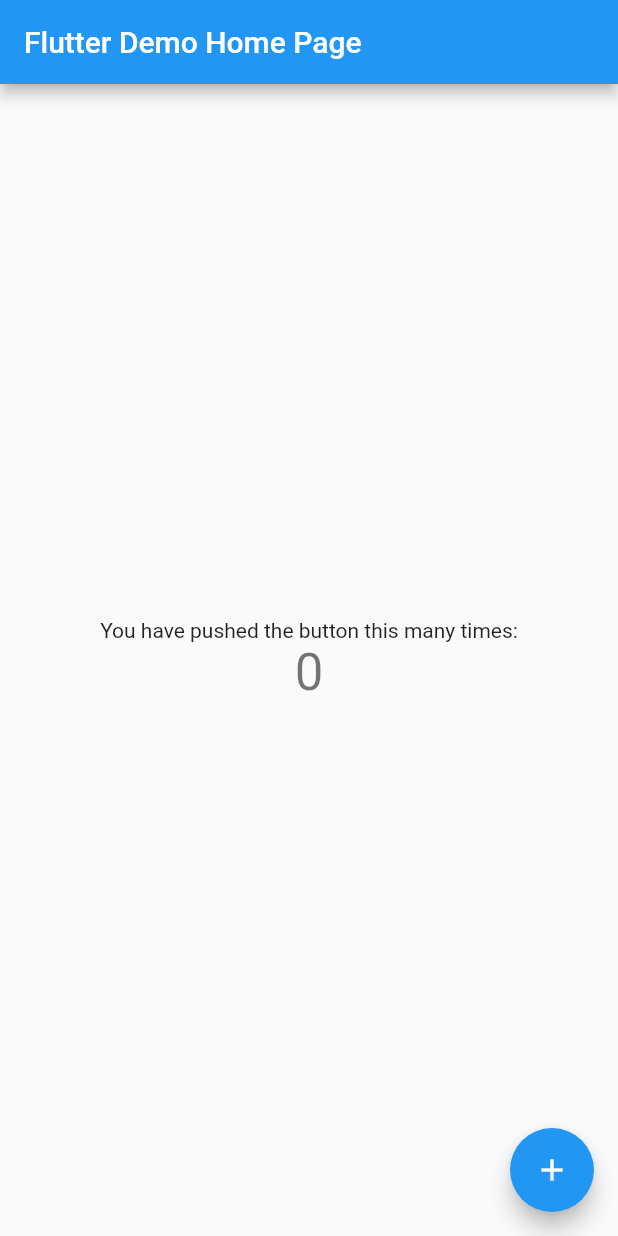
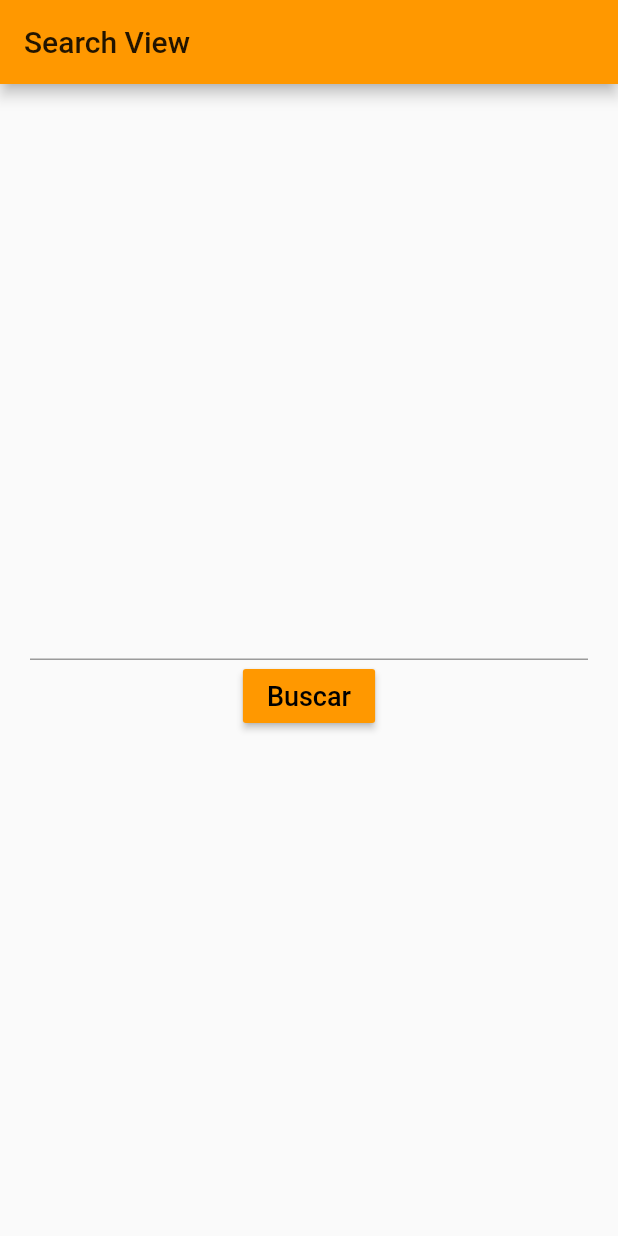
Before and after one commit to rodolfomedeiros/cestao_app, a Flutter app: the screen it shows after launch, on a phone screen of 412 x 824 dp. Run offline on Flutter 3.47's test engine with Material 2 defaults, Android fonts, the light colour scheme and no system bars.

Commit message:
add: SearchView with textfield and button

```diff
--- a/lib/main.dart
+++ b/lib/main.dart
@@ -1,117 +1,75 @@
 import 'package:flutter/material.dart';
 
 void main() {
-  runApp(MyApp());
+  runApp(CestaoApp());
 }
 
-class MyApp extends StatelessWidget {
-  // This widget is the root of your application.
+class CestaoApp extends StatelessWidget {
+  var routes = <String, WidgetBuilder>{
+    SearchView.routeName: (context) => SearchView(),
+  };
+
   @override
   Widget build(BuildContext context) {
     return MaterialApp(
-      title: 'Flutter Demo',
+      title: "Cestão App",
       theme: ThemeData(
-        // This is the theme of your application.
-        //
-        // Try running your application with "flutter run". You'll see the
-        // application has a blue toolbar. Then, without quitting the app, try
-        // changing the primarySwatch below to Colors.green and then invoke
-        // "hot reload" (press "r" in the console where you ran "flutter run",
-        // or simply save your changes to "hot reload" in a Flutter IDE).
-        // Notice that the counter didn't reset back to zero; the application
-        // is not restarted.
-        primarySwatch: Colors.blue,
-        // This makes the visual density adapt to the platform that you run
-        // the app on. For desktop platforms, the controls will be smaller and
-        // closer together (more dense) than on mobile platforms.
-        visualDensity: VisualDensity.adaptivePlatformDensity,
+        primaryColor: Colors.orange,
       ),
-      home: MyHomePage(title: 'Flutter Demo Home Page'),
+      home: SearchView(),
+      routes: routes,
     );
   }
 }
 
-class MyHomePage extends StatefulWidget {
-  MyHomePage({Key key, this.title}) : super(key: key);
+class SearchView extends StatefulWidget {
+  SearchView({Key key, this.title}) : super(key: key);
 
-  // This widget is the home page of your application. It is stateful, meaning
-  // that it has a State object (defined below) that contains fields that affect
-  // how it looks.
-
-  // This class is the configuration for the state. It holds the values (in this
-  // case the title) provided by the parent (in this case the App widget) and
-  // used by the build method of the State. Fields in a Widget subclass are
-  // always marked "final".
+  static const String routeName = "/search";
 
   final String title;
 
   @override
-  _MyHomePageState createState() => _MyHomePageState();
+  _SearchViewState createState() => _SearchViewState();
 }
 
-class _MyHomePageState extends State<MyHomePage> {
-  int _counter = 0;
+class _SearchViewState extends State<SearchView> {
+  final searchFieldController = TextEditingController();
 
-  void _incrementCounter() {
-    setState(() {
-      // This call to setState tells the Flutter framework that something has
-      // changed in this State, which causes it to rerun the build method below
-      // so that the display can reflect the updated values. If we changed
-      // _counter without calling setState(), then the build method would not be
-      // called again, and so nothing would appear to happen.
-      _counter++;
-    });
+  @override
+  void dispose() {
+    searchFieldController.dispose();
+    super.dispose();
   }
 
   @override
   Widget build(BuildContext context) {
-    // This method is rerun every time setState is called, for instance as done
-    // by the _incrementCounter method above.
-    //
-    // The Flutter framework has been optimized to make rerunning build methods
-    // fast, so that you can just rebuild anything that needs updating rather
-    // than having to individually change instances of widgets.
     return Scaffold(
       appBar: AppBar(
-        // Here we take the value from the MyHomePage object that was created by
-        // the App.build method, and use it to set our appbar title.
-        title: Text(widget.title),
+        title: Text('Search View'),
       ),
       body: Center(
-        // Center is a layout widget. It takes a single child and positions it
-        // in the middle of the parent.
+        child: Container(
+          padding: EdgeInsets.symmetric(horizontal: 20.0),
           child: Column(
-          // Column is also a layout widget. It takes a list of children and
-          // arranges them vertically. By default, it sizes itself to fit its
-          // children horizontally, and tries to be as tall as its parent.
-          //
-          // Invoke "debug painting" (press "p" in the console, choose the
-          // "Toggle Debug Paint" action from the Flutter Inspector in Android
-          // Studio, or the "Toggle Debug Paint" command in Visual Studio Code)
-          // to see the wireframe for each widget.
-          //
-          // Column has various properties to control how it sizes itself and
-          // how it positions its children. Here we use mainAxisAlignment to
-          // center the children vertically; the main axis here is the vertical
-          // axis because Columns are vertical (the cross axis would be
-          // horizontal).
             mainAxisAlignment: MainAxisAlignment.center,
             children: <Widget>[
-            Text(
-              'You have pushed the button this many times:',
+              TextField(
+                style: TextStyle(fontSize: 20.0),
+                controller: searchFieldController,
               ),
-            Text(
-              '$_counter',
-              style: Theme.of(context).textTheme.headline4,
+              RaisedButton(
+                onPressed: () {},
+                child: Text(
+                  'Buscar',
+                  style: TextStyle(color: Colors.black, fontSize: 18.0),
                 ),
+                color: Theme.of(context).primaryColor,
+              )
             ],
           ),
         ),
-      floatingActionButton: FloatingActionButton(
-        onPressed: _incrementCounter,
-        tooltip: 'Increment',
-        child: Icon(Icons.add),
-      ), // This trailing comma makes auto-formatting nicer for build methods.
+      ),
     );
   }
 }
```
Also changed, not shown: 1 other file. Lines whose indentation alone changed are shown as unchanged.
